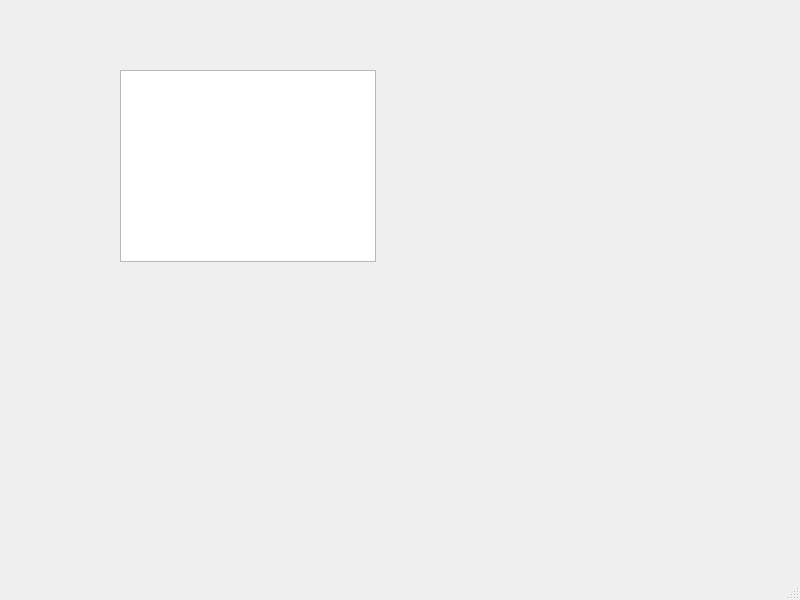
Before: the Qt Designer form app/mainwindow.ui in Dagal/quml, drawn with Qt 5.
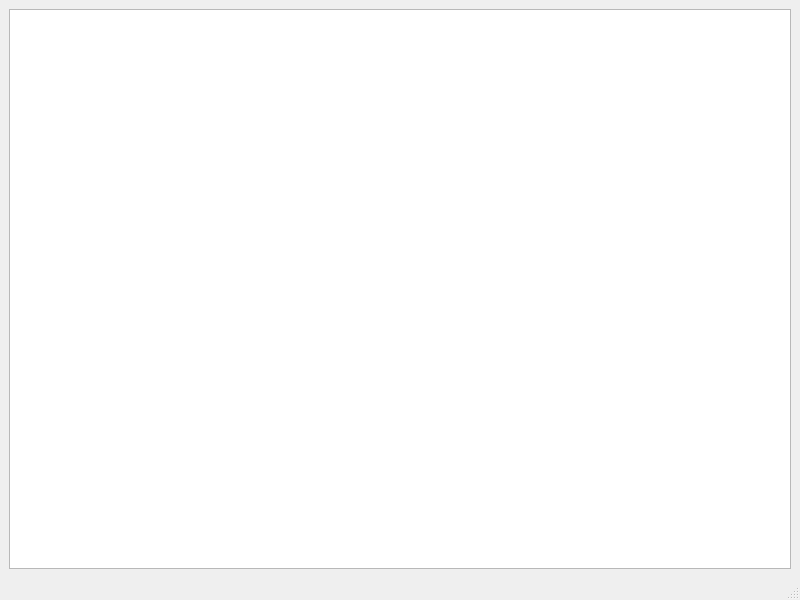
After: the same form once the commit is applied.

Commit message: VIEW:  + after reception

```diff
--- a/app/mainwindow.ui
+++ b/app/mainwindow.ui
@@ -14,16 +14,11 @@
    <string>MainWindow</string>
   </property>
   <widget class="QWidget" name="centralwidget">
-   <widget class="QGraphicsView" name="mainView">
-    <property name="geometry">
-     <rect>
-      <x>120</x>
-      <y>70</y>
-      <width>256</width>
-      <height>192</height>
-     </rect>
-    </property>
-   </widget>
+   <layout class="QHBoxLayout" name="horizontalLayout">
+    <item>
+     <widget class="QGraphicsView" name="mainView"/>
+    </item>
+   </layout>
   </widget>
   <widget class="QMenuBar" name="menubar">
    <property name="geometry">
```
Left out of the diff: 2 changed lines with no effect on the pictures. The commit also changes 3 other files.
